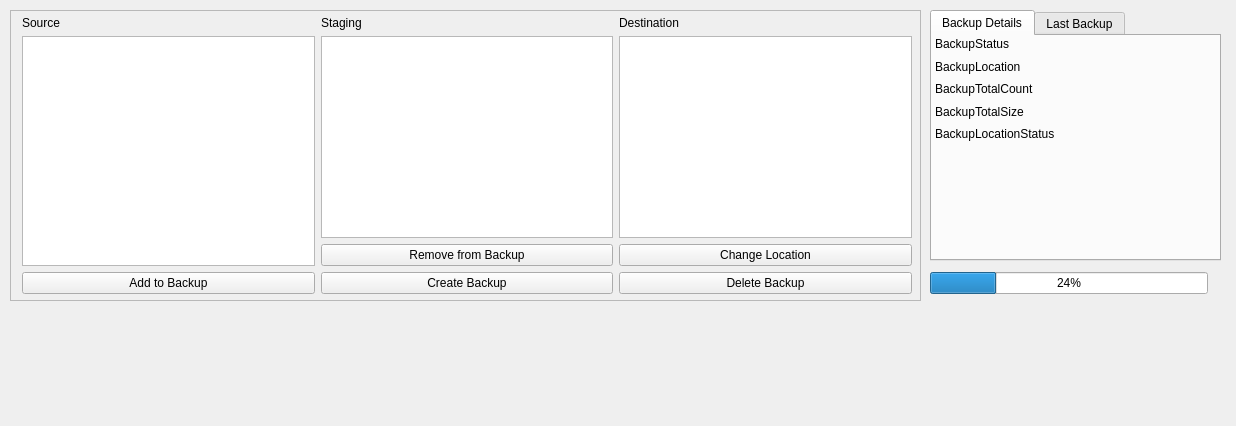
shawn-sss/backtrack, file ui/mainwindow/mainwindow.ui: the form before one commit.
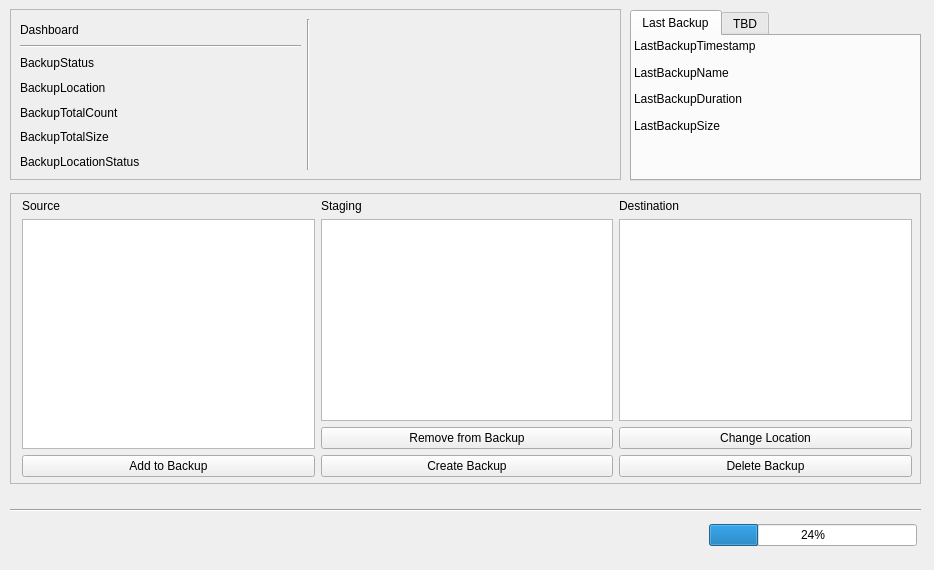
The form after the commit.

Commit message: Add dashboard, UI restructure

```diff
--- a/ui/mainwindow/mainwindow.ui
+++ b/ui/mainwindow/mainwindow.ui
@@ -6,8 +6,8 @@
    <rect>
     <x>0</x>
     <y>0</y>
-    <width>1236</width>
-    <height>426</height>
+    <width>934</width>
+    <height>570</height>
    </rect>
   </property>
   <property name="windowTitle">
@@ -18,7 +18,7 @@
     <property name="geometry">
      <rect>
       <x>10</x>
-      <y>10</y>
+      <y>193</y>
       <width>911</width>
       <height>291</height>
      </rect>
@@ -129,70 +129,15 @@
    <widget class="QTabWidget" name="DetailsTabWidget">
     <property name="geometry">
      <rect>
-      <x>930</x>
+      <x>630</x>
       <y>10</y>
       <width>291</width>
-      <height>251</height>
+      <height>171</height>
      </rect>
     </property>
     <property name="currentIndex">
      <number>0</number>
     </property>
-    <widget class="QWidget" name="BackupDetails">
-     <attribute name="title">
-      <string>Backup Details</string>
-     </attribute>
-     <widget class="QWidget" name="layoutWidget_2">
-      <property name="geometry">
-       <rect>
-        <x>0</x>
-        <y>0</y>
-        <width>291</width>
-        <height>106</height>
-       </rect>
-      </property>
-      <layout class="QVBoxLayout" name="BackupStatusLayout">
-       <property name="leftMargin">
-        <number>3</number>
-       </property>
-       <item>
-        <widget class="QLabel" name="BackupStatusLabel">
-         <property name="text">
-          <string>BackupStatus</string>
-         </property>
-        </widget>
-       </item>
-       <item>
-        <widget class="QLabel" name="BackupLocationLabel">
-         <property name="text">
-          <string>BackupLocation</string>
-         </property>
-        </widget>
-       </item>
-       <item>
-        <widget class="QLabel" name="BackupTotalCountLabel">
-         <property name="text">
-          <string>BackupTotalCount</string>
-         </property>
-        </widget>
-       </item>
-       <item>
-        <widget class="QLabel" name="BackupTotalSizeLabel">
-         <property name="text">
-          <string>BackupTotalSize</string>
-         </property>
-        </widget>
-       </item>
-       <item>
-        <widget class="QLabel" name="BackupLocationStatusLabel">
-         <property name="text">
-          <string>BackupLocationStatus</string>
-         </property>
-        </widget>
-       </item>
-      </layout>
-     </widget>
-    </widget>
     <widget class="QWidget" name="LastBackup">
      <attribute name="title">
       <string>Last Backup</string>
@@ -200,23 +145,16 @@
      <widget class="QWidget" name="layoutWidget">
       <property name="geometry">
        <rect>
-        <x>0</x>
-        <y>0</y>
+        <x>-1</x>
+        <y>-1</y>
         <width>291</width>
-        <height>84</height>
+        <height>101</height>
        </rect>
       </property>
       <layout class="QVBoxLayout" name="LastBackupLayout">
        <property name="leftMargin">
         <number>3</number>
        </property>
-       <item>
-        <widget class="QLabel" name="LastBackupNameLabel">
-         <property name="text">
-          <string>LastBackupName</string>
-         </property>
-        </widget>
-       </item>
        <item>
         <widget class="QLabel" name="LastBackupTimestampLabel">
          <property name="text">
@@ -224,6 +162,13 @@
          </property>
         </widget>
        </item>
+       <item>
+        <widget class="QLabel" name="LastBackupNameLabel">
+         <property name="text">
+          <string>LastBackupName</string>
+         </property>
+        </widget>
+       </item>
        <item>
         <widget class="QLabel" name="LastBackupDurationLabel">
          <property name="text">
@@ -241,24 +186,37 @@
       </layout>
      </widget>
     </widget>
+    <widget class="QWidget" name="TBD">
+     <attribute name="title">
+      <string>TBD</string>
+     </attribute>
+     <widget class="QWidget" name="layoutWidget_2">
+      <property name="geometry">
+       <rect>
+        <x>0</x>
+        <y>0</y>
+        <width>291</width>
+        <height>106</height>
+       </rect>
+      </property>
+      <layout class="QVBoxLayout" name="BackupStatusLayout">
+       <property name="leftMargin">
+        <number>3</number>
+       </property>
+      </layout>
+     </widget>
+    </widget>
    </widget>
-   <widget class="QWidget" name="">
+   <widget class="QWidget" name="layoutWidget">
     <property name="geometry">
      <rect>
-      <x>930</x>
-      <y>270</y>
-      <width>291</width>
+      <x>696</x>
+      <y>522</y>
+      <width>221</width>
       <height>26</height>
      </rect>
     </property>
     <layout class="QHBoxLayout" name="horizontalLayout">
-     <item>
-      <widget class="QProgressBar" name="TransferProgressBar">
-       <property name="value">
-        <number>24</number>
-       </property>
-      </widget>
-     </item>
      <item>
       <widget class="QLabel" name="TransferProgressText">
        <property name="text">
@@ -266,8 +224,122 @@
        </property>
       </widget>
      </item>
+     <item>
+      <widget class="QProgressBar" name="TransferProgressBar">
+       <property name="value">
+        <number>24</number>
+       </property>
+      </widget>
+     </item>
     </layout>
    </widget>
+   <widget class="Line" name="line">
+    <property name="geometry">
+     <rect>
+      <x>10</x>
+      <y>500</y>
+      <width>911</width>
+      <height>20</height>
+     </rect>
+    </property>
+    <property name="orientation">
+     <enum>Qt::Orientation::Horizontal</enum>
+    </property>
+   </widget>
+   <widget class="QFrame" name="testcontainer">
+    <property name="geometry">
+     <rect>
+      <x>10</x>
+      <y>9</y>
+      <width>611</width>
+      <height>171</height>
+     </rect>
+    </property>
+    <property name="frameShape">
+     <enum>QFrame::Shape::StyledPanel</enum>
+    </property>
+    <property name="frameShadow">
+     <enum>QFrame::Shadow::Raised</enum>
+    </property>
+    <widget class="QWidget" name="horizontalLayoutWidget">
+     <property name="geometry">
+      <rect>
+       <x>10</x>
+       <y>11</y>
+       <width>281</width>
+       <height>151</height>
+      </rect>
+     </property>
+     <layout class="QHBoxLayout" name="testlayout">
+      <item>
+       <layout class="QVBoxLayout" name="verticalLayout">
+        <item>
+         <widget class="QLabel" name="DashboardLabel">
+          <property name="text">
+           <string>Dashboard</string>
+          </property>
+         </widget>
+        </item>
+        <item>
+         <widget class="Line" name="line_2">
+          <property name="orientation">
+           <enum>Qt::Orientation::Horizontal</enum>
+          </property>
+         </widget>
+        </item>
+        <item>
+         <widget class="QLabel" name="BackupStatusLabel">
+          <property name="text">
+           <string>BackupStatus</string>
+          </property>
+         </widget>
+        </item>
+        <item>
+         <widget class="QLabel" name="BackupLocationLabel">
+          <property name="text">
+           <string>BackupLocation</string>
+          </property>
+         </widget>
+        </item>
+        <item>
+         <widget class="QLabel" name="BackupTotalCountLabel">
+          <property name="text">
+           <string>BackupTotalCount</string>
+          </property>
+         </widget>
+        </item>
+        <item>
+         <widget class="QLabel" name="BackupTotalSizeLabel">
+          <property name="text">
+           <string>BackupTotalSize</string>
+          </property>
+         </widget>
+        </item>
+        <item>
+         <widget class="QLabel" name="BackupLocationStatusLabel">
+          <property name="text">
+           <string>BackupLocationStatus</string>
+          </property>
+         </widget>
+        </item>
+       </layout>
+      </item>
+     </layout>
+    </widget>
+    <widget class="Line" name="line_3">
+     <property name="geometry">
+      <rect>
+       <x>288</x>
+       <y>10</y>
+       <width>20</width>
+       <height>151</height>
+      </rect>
+     </property>
+     <property name="orientation">
+      <enum>Qt::Orientation::Vertical</enum>
+     </property>
+    </widget>
+   </widget>
   </widget>
   <action name="actionOpenSettings">
    <property name="text">
```
The commit also changes 3 other files.
